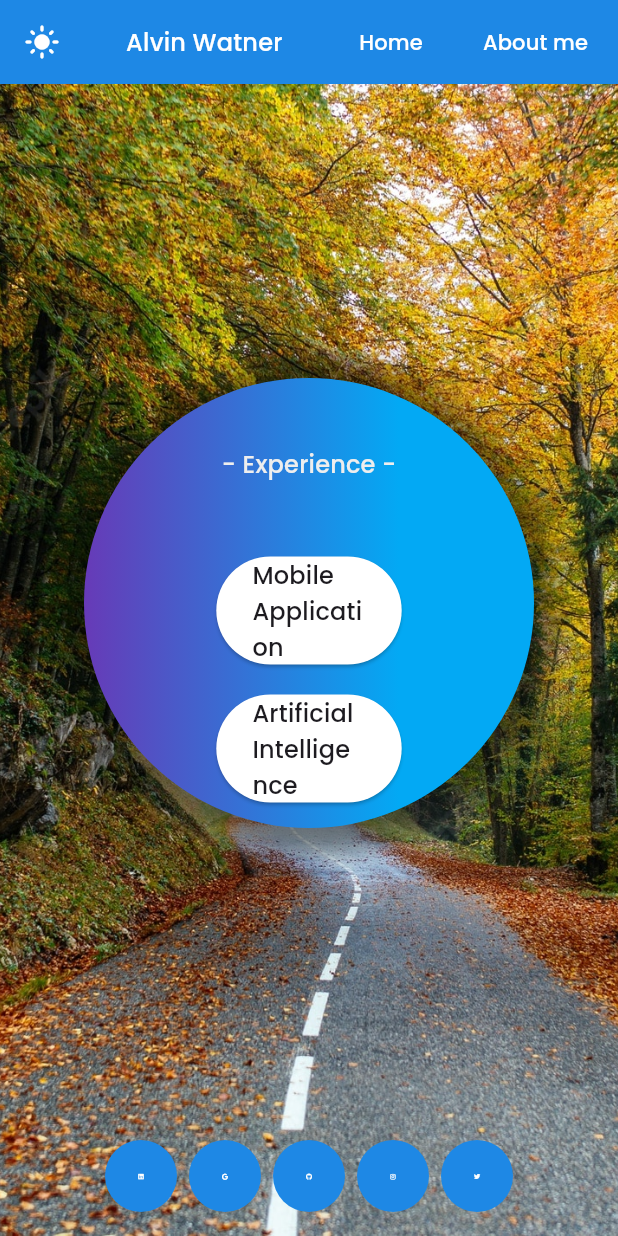
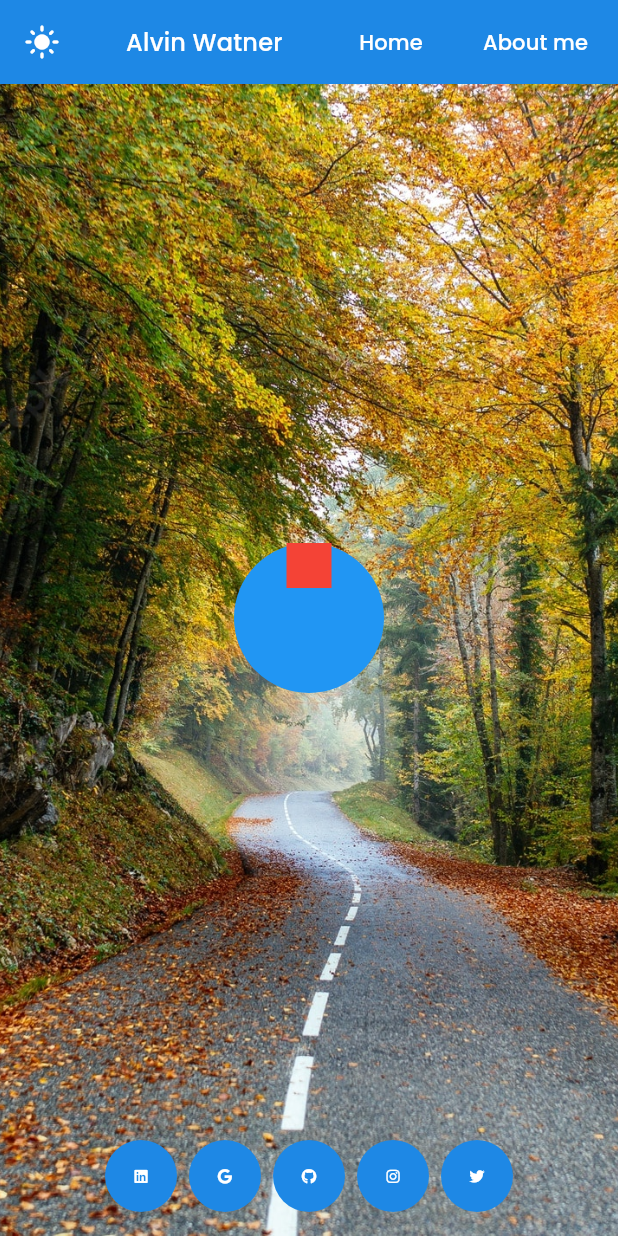
Before and after one commit to alvinwatner/personal_blog, a Flutter app: the screen it shows after launch, on a phone screen of 412 x 824 dp. Run offline on Flutter 3.47's test engine with Material 2 defaults, Android fonts, the light colour scheme and no system bars; our stand-ins replace carousel_slider, font_awesome_flutter; missing offline and left inert: flutter_pdfview.

Commit message:
Updating other things

```diff
--- a/lib/features/home/views/widgets/project_categories_button.dart
+++ b/lib/features/home/views/widgets/project_categories_button.dart
@@ -8,143 +8,168 @@ enum ProjectCategory {
   unselected,
 }
 
-class ProjectCategoriesButton extends StatefulWidget {
-  const ProjectCategoriesButton({
-    Key? key,
-  }) : super(key: key);
+// class ProjectCategoriesButton extends StatefulWidget {
+//   const ProjectCategoriesButton({
+//     Key? key,
+//   }) : super(key: key);
 
-  @override
-  State<ProjectCategoriesButton> createState() =>
-      _ProjectCategoriesButtonState();
-}
+//   @override
+//   State<ProjectCategoriesButton> createState() =>
+//       _ProjectCategoriesButtonState();
+// }
 
-class _ProjectCategoriesButtonState extends State<ProjectCategoriesButton> {
-  late ProjectCategory selectedProjectCategory;
-  double loadingValue = 0.0;
+// class _ProjectCategoriesButtonState extends State<ProjectCategoriesButton> {
+//   late ProjectCategory selectedProjectCategory;
+//   double loadingValue = 0.0;
 
-  @override
-  void initState() {
-    selectedProjectCategory = ProjectCategory.unselected;
-    super.initState();
-  }
+//   @override
+//   void initState() {
+//     selectedProjectCategory = ProjectCategory.unselected;
+//     super.initState();
+//   }
 
-  void updateSelectedCategory(ProjectCategory projectCategory) async {
-    setState(() {
-      selectedProjectCategory = projectCategory;
-    });
-    String routeName = '';
-    if (projectCategory == ProjectCategory.mobileApp) {
-      routeName = ListMobileAppProjectPage.routeName;
-    } else {
-      routeName = ListAIProjectPage.routeName;
-    }
-    await Future.delayed(
-      const Duration(milliseconds: 500),
-      () {
-        Navigator.of(context).pushNamed(routeName);
-      },
-    );
-    setState(() {
-      selectedProjectCategory = ProjectCategory.unselected;
-    });
-  }
+//   void updateSelectedCategory(ProjectCategory projectCategory) async {
+//     setState(() {
+//       selectedProjectCategory = projectCategory;
+//     });
+//     String routeName = '';
+//     if (projectCategory == ProjectCategory.mobileApp) {
+//       routeName = ListMobileAppProjectPage.routeName;
+//     } else {
+//       routeName = ListAIProjectPage.routeName;
+//     }
+//     await Future.delayed(
+//       const Duration(milliseconds: 500),
+//       () {
+//         Navigator.of(context).pushNamed(routeName);
+//       },
+//     );
+//     setState(() {
+//       selectedProjectCategory = ProjectCategory.unselected;
+//     });
+//   }
+
+//   @override
+//   Widget build(BuildContext context) {
+//     return Column(
+//       children: [
+//         Container(
+//           width: 300.0,
+//           height: 300.0,
+//           padding: const EdgeInsets.all(15.0),
+//           decoration: BoxDecoration(
+//             boxShadow: [
+//               BoxShadow(
+//                 color: Colors.black.withOpacity(0.5),
+//                 spreadRadius: 15,
+//                 blurRadius: 15,
+//                 offset: const Offset(0, 3),
+//               ),
+//             ],
+//             gradient: const LinearGradient(
+//               colors: [Colors.deepPurple, Colors.lightBlue],
+//               stops: [0.0, 0.7],
+//             ),
+//             color: Colors.blue,
+//             shape: BoxShape.circle,
+//           ),
+//           child: LayoutBuilder(builder: (context, constraints) {
+//             return Column(
+//               children: [
+//                 const SizedBox(
+//                   height: 30.0,
+//                 ),
+//                 Text(
+//                   "- Experience -",
+//                   style: Theme.of(context).textTheme.titleMedium?.copyWith(
+//                         color: Colors.grey.shade200,
+//                       ),
+//                 ),
+//                 const SizedBox(
+//                   height: 50.0,
+//                 ),
+//                 SizedBox(
+//                   width: constraints.maxWidth * 0.8,
+//                   child: ElevatedButton(
+//                     onPressed: () {
+//                       updateSelectedCategory(ProjectCategory.mobileApp);
+//                     },
+//                     style: ElevatedButton.styleFrom(
+//                       backgroundColor:
+//                           (selectedProjectCategory == ProjectCategory.mobileApp)
+//                               ? Colors.orange
+//                               : Colors.white,
+//                     ),
+//                     child: Text(
+//                       "Mobile Application",
+//                       style: Theme.of(context).textTheme.titleMedium,
+//                     ),
+//                   ),
+//                 ),
+//                 const SizedBox(
+//                   height: 20.0,
+//                 ),
+//                 SizedBox(
+//                   width: constraints.maxWidth * 0.8,
+//                   child: ElevatedButton(
+//                     onPressed: () {
+//                       updateSelectedCategory(ProjectCategory.ai);
+//                     },
+//                     style: ElevatedButton.styleFrom(
+//                       backgroundColor:
+//                           (selectedProjectCategory == ProjectCategory.ai)
+//                               ? Colors.orange
+//                               : Colors.white,
+//                     ),
+//                     child: Text(
+//                       "Artificial Intelligence",
+//                       style: Theme.of(context).textTheme.titleMedium,
+//                     ),
+//                   ),
+//                 ),
+//               ],
+//             );
+//           }),
+//         ),
+//         const SizedBox(
+//           height: 20.0,
+//         ),
+//         if (selectedProjectCategory != ProjectCategory.unselected)
+//           SizedBox(
+//             height: 10,
+//             width: MediaQuery.of(context).size.width * 0.5,
+//             child: const LinearProgressIndicator(
+//               color: Colors.purple,
+//             ),
+//           ),
+//       ],
+//     );
+//   }
+// }
+
+class ProjectCategoriesButton extends StatelessWidget {
+  const ProjectCategoriesButton({super.key});
 
   @override
   Widget build(BuildContext context) {
-    return Column(
-      children: [
-        Container(
-          width: 300.0,
-          height: 300.0,
-          padding: const EdgeInsets.all(15.0),
-          decoration: BoxDecoration(
-            boxShadow: [
-              BoxShadow(
-                color: Colors.black.withOpacity(0.5),
-                spreadRadius: 15,
-                blurRadius: 15,
-                offset: const Offset(0, 3),
-              ),
-            ],
-            gradient: const LinearGradient(
-              colors: [Colors.deepPurple, Colors.lightBlue],
-              stops: [0.0, 0.7],
-            ),
-            color: Colors.blue,
-            shape: BoxShape.circle,
-          ),
-          child: Center(
-            child: Column(
-              crossAxisAlignment: CrossAxisAlignment.center,
-              children: [
-                const SizedBox(
-                  height: 30.0,
-                ),
-                Text(
-                  "- Experience -",
-                  style: Theme.of(context).textTheme.titleMedium?.copyWith(
-                        color: Colors.grey.shade200,
-                      ),
-                ),
-
-                const SizedBox(
-                  height: 50.0,
-                ),
-                SizedBox(
-                  width: MediaQuery.of(context).size.width * 0.3,
-                  child: ElevatedButton(
-                    onPressed: () {
-                      updateSelectedCategory(ProjectCategory.mobileApp);
-                    },
-                    style: ElevatedButton.styleFrom(
-                      backgroundColor:
-                          (selectedProjectCategory == ProjectCategory.mobileApp)
-                              ? Colors.orange
-                              : Colors.white,
-                    ),
-                    child: Text(
-                      "Mobile Application",
-                      style: Theme.of(context).textTheme.titleMedium,
-                    ),
-                  ),
-                ),
-                const SizedBox(
-                  height: 20.0,
-                ),
-                SizedBox(
-                  width: MediaQuery.of(context).size.width * 0.3,
-                  child: ElevatedButton(
-                    onPressed: () {
-                      updateSelectedCategory(ProjectCategory.ai);
-                    },
-                    style: ElevatedButton.styleFrom(
-                      backgroundColor:
-                          (selectedProjectCategory == ProjectCategory.ai)
-                              ? Colors.orange
-                              : Colors.white,
-                    ),
-                    child: Text(
-                      "Artificial Intelligence",
-                      style: Theme.of(context).textTheme.titleMedium,
-                    ),
-                  ),
-                ),
-              ],
-            ),
-          ),
-        ),
-        const SizedBox(
-          height: 20.0,
-        ),
-        if (selectedProjectCategory != ProjectCategory.unselected)
-          SizedBox(
-            height: 10,
-            width: MediaQuery.of(context).size.width * 0.5,
-            child: const LinearProgressIndicator(
-              color: Colors.purple,
-            ),
-          ),
-      ],
+    return Container(
+      decoration: const BoxDecoration(
+        shape: BoxShape.circle,
+        color: Colors.blue,
+      ),
+      width: 100,
+      height: 100,
+      child: LayoutBuilder(builder: (context, constraints) {
+        return Column(
+          children: [
+            Container(
+              color: Colors.red,
+              width: constraints.maxWidth * 0.3,
+              height: constraints.maxWidth * 0.3,
+            )
+          ],
+        );
+      }),
     );
   }
 }
--- a/lib/shared/widgets/circle_contact.dart
+++ b/lib/shared/widgets/circle_contact.dart
@@ -32,7 +32,7 @@ class CircleContact extends StatelessWidget {
         icon: FaIcon(
           iconData,
           color: Colors.white,
-          size: MediaQuery.of(context).size.width * 0.01,
+          size: 10,
         ),
       ),
     );
```
Also changed, not shown: lib/features/about/about_page.dart (renamed from lib/about_page.dart), 3 other files.
